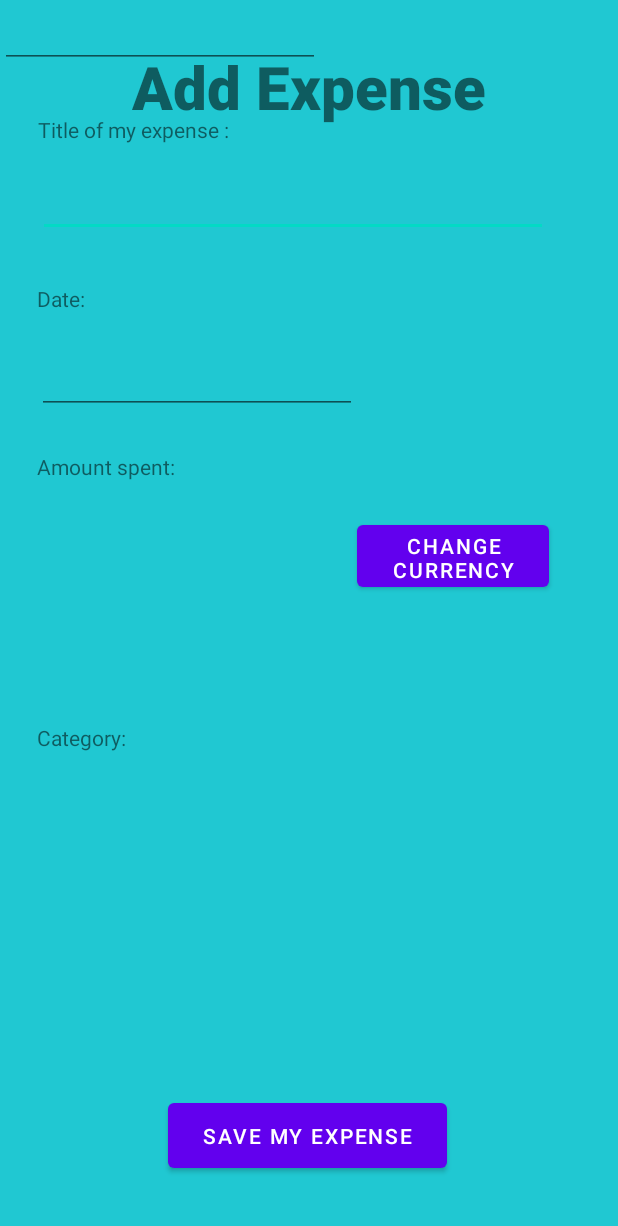
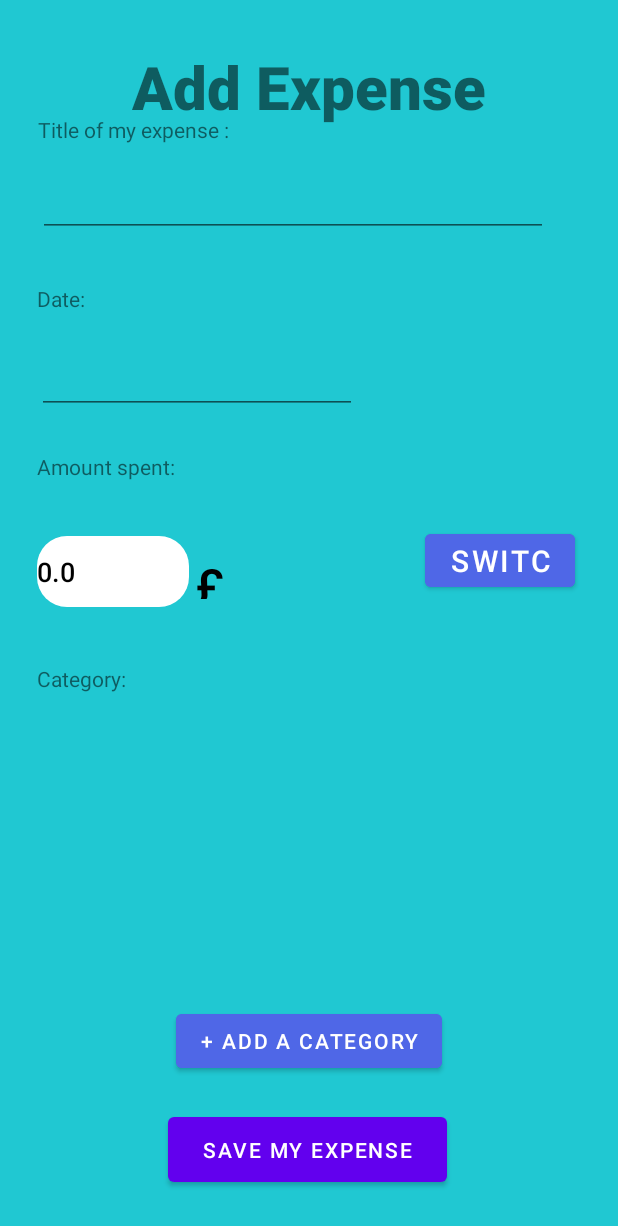
Before and after one commit to JoGaudin/Project, an Android app: the layout add_expense.xml on its own in the app's theme, with its tools: preview values and no code run, on a phone screen of 412 x 824 dp. Shown: the top 1226 px of the screen. Run offline under Robolectric (Android 15) with nearby library versions, the phone set to English and light mode, and no system bars.

Commit message:
category list remaining

```diff
--- a/app/build.gradle
+++ b/app/build.gradle
@@ -25,6 +25,7 @@ android {
         sourceCompatibility JavaVersion.VERSION_1_8
         targetCompatibility JavaVersion.VERSION_1_8
     }
+    namespace 'com.example.project'
 }
 
 dependencies {
--- a/app/src/main/AndroidManifest.xml
+++ b/app/src/main/AndroidManifest.xml
@@ -1,7 +1,6 @@
 <?xml version="1.0" encoding="utf-8"?>
 <manifest xmlns:android="http://schemas.android.com/apk/res/android"
-    xmlns:tools="http://schemas.android.com/tools"
-    package="com.example.project">
+    xmlns:tools="http://schemas.android.com/tools">
 
     <application
         android:allowBackup="true"
--- a/app/src/main/res/layout/activity_main.xml
+++ b/app/src/main/res/layout/activity_main.xml
@@ -127,4 +127,17 @@
         app:layout_constraintTop_toTopOf="parent"
         app:layout_constraintVertical_bias="0.752" />
 
+    <Button
+        android:id="@+id/ADDEXPENSEButton"
+        android:layout_width="wrap_content"
+        android:layout_height="wrap_content"
+        android:text="ADD EXPENSE"
+        app:layout_constraintBottom_toBottomOf="parent"
+        app:layout_constraintEnd_toEndOf="parent"
+        app:layout_constraintHorizontal_bias="0.498"
+        app:layout_constraintStart_toStartOf="parent"
+        app:layout_constraintTop_toTopOf="parent"
+        app:layout_constraintVertical_bias="0.412"
+        android:onClick="openAdd_expense"/>
+
 </androidx.constraintlayout.widget.ConstraintLayout>
--- a/app/src/main/res/layout/add_expense.xml
+++ b/app/src/main/res/layout/add_expense.xml
@@ -5,6 +5,81 @@
     android:layout_width="match_parent"
     android:layout_height="match_parent"
     android:background="@color/bg">
+
+    <ListView
+        android:id="@+id/simplelistview"
+        android:layout_width="292dp"
+        android:layout_height="128dp"
+        android:divider="@color/black"
+        android:dividerHeight="2dp"
+        android:textColor="@color/black"
+        app:layout_constraintBottom_toBottomOf="parent"
+        app:layout_constraintEnd_toEndOf="parent"
+        app:layout_constraintHorizontal_bias="0.495"
+        app:layout_constraintStart_toStartOf="parent"
+        app:layout_constraintTop_toTopOf="parent"
+        app:layout_constraintVertical_bias="0.728" />
+
+    <Button
+        android:id="@+id/addCategory3"
+        android:layout_width="wrap_content"
+        android:layout_height="wrap_content"
+        android:backgroundTint="@color/dark_button"
+        android:text="+ Add a Category"
+        android:textColor="@color/white"
+        app:layout_constraintBottom_toBottomOf="parent"
+        app:layout_constraintEnd_toEndOf="parent"
+        app:layout_constraintStart_toStartOf="parent"
+        app:layout_constraintTop_toTopOf="parent"
+        app:layout_constraintVertical_bias="0.863" />
+
+    <Button
+        android:id="@+id/changeCurr2"
+        android:layout_width="100dp"
+        android:layout_height="47dp"
+        android:backgroundTint="@color/dark_button"
+        android:text="Switch to €"
+        android:textColor="@color/white"
+        android:textSize="30px"
+        app:layout_constraintBottom_toBottomOf="parent"
+        app:layout_constraintEnd_toEndOf="parent"
+        app:layout_constraintHorizontal_bias="0.909"
+        app:layout_constraintStart_toStartOf="parent"
+        app:layout_constraintTop_toTopOf="parent"
+        app:layout_constraintVertical_bias="0.451" />
+
+    <EditText
+        android:id="@+id/budgetEdit2"
+        android:layout_width="101dp"
+        android:layout_height="47dp"
+        android:background="@drawable/inputbox"
+        android:fontFamily="sans-serif-medium"
+        android:inputType="numberDecimal"
+        android:minWidth="48dp"
+        android:minHeight="48dp"
+        android:text="0.0"
+        android:textColor="@color/black"
+        app:layout_constraintBottom_toBottomOf="parent"
+        app:layout_constraintEnd_toEndOf="parent"
+        app:layout_constraintHorizontal_bias="0.08"
+        app:layout_constraintStart_toStartOf="parent"
+        app:layout_constraintTop_toTopOf="parent"
+        app:layout_constraintVertical_bias="0.46" />
+
+    <TextView
+        android:id="@+id/currSymbol2"
+        android:layout_width="24dp"
+        android:layout_height="31dp"
+        android:fontFamily="sans-serif-medium"
+        android:text="£"
+        android:textColor="@color/black"
+        android:textSize="50px"
+        app:layout_constraintBottom_toBottomOf="parent"
+        app:layout_constraintEnd_toEndOf="parent"
+        app:layout_constraintHorizontal_bias="0.335"
+        app:layout_constraintStart_toStartOf="parent"
+        app:layout_constraintTop_toTopOf="parent"
+        app:layout_constraintVertical_bias="0.464" />
 
     <TextView
         android:id="@+id/headTxt"
@@ -41,7 +116,7 @@
         app:layout_constraintHorizontal_bias="0.093"
         app:layout_constraintStart_toStartOf="parent"
         app:layout_constraintTop_toTopOf="parent"
-        app:layout_constraintVertical_bias="0.612" />
+        app:layout_constraintVertical_bias="0.562" />
 
     <EditText
         android:id="@+id/titleEdit"
@@ -56,27 +131,6 @@
         app:layout_constraintStart_toStartOf="parent"
         app:layout_constraintTop_toTopOf="parent"
         app:layout_constraintVertical_bias="0.142" />
-
-    <Button
-        android:id="@+id/button"
-        android:layout_width="128dp"
-        android:layout_height="53dp"
-        android:text="Change currency"
-        app:layout_constraintBottom_toBottomOf="parent"
-        app:layout_constraintEnd_toEndOf="parent"
-        app:layout_constraintHorizontal_bias="0.837"
-        app:layout_constraintStart_toStartOf="parent"
-        app:layout_constraintTop_toTopOf="parent"
-        app:layout_constraintVertical_bias="0.446" />
-
-    <EditText
-        android:id="@+id/editTextNumber"
-        android:layout_width="wrap_content"
-        android:layout_height="wrap_content"
-        android:ems="10"
-        android:inputType="number"
-        tools:layout_editor_absoluteX="25dp"
-        tools:layout_editor_absoluteY="364dp" />
 
     <EditText
         android:id="@+id/editTextDate"
@@ -125,6 +179,6 @@
         app:layout_constraintHorizontal_bias="0.497"
         app:layout_constraintStart_toStartOf="parent"
         app:layout_constraintTop_toTopOf="parent"
-        app:layout_constraintVertical_bias="0.949" />
+        app:layout_constraintVertical_bias="0.961" />
 
 </androidx.constraintlayout.widget.ConstraintLayout>
--- a/build.gradle
+++ b/build.gradle
@@ -1,7 +1,7 @@
 // Top-level build file where you can add configuration options common to all sub-projects/modules.
 plugins {
-    id 'com.android.application' version '7.2.2' apply false
-    id 'com.android.library' version '7.2.2' apply false
+    id 'com.android.application' version '7.3.1' apply false
+    id 'com.android.library' version '7.3.1' apply false
 }
 
 task clean(type: Delete) {
```
Also changed, not shown: gradle/wrapper/gradle-wrapper.properties.
